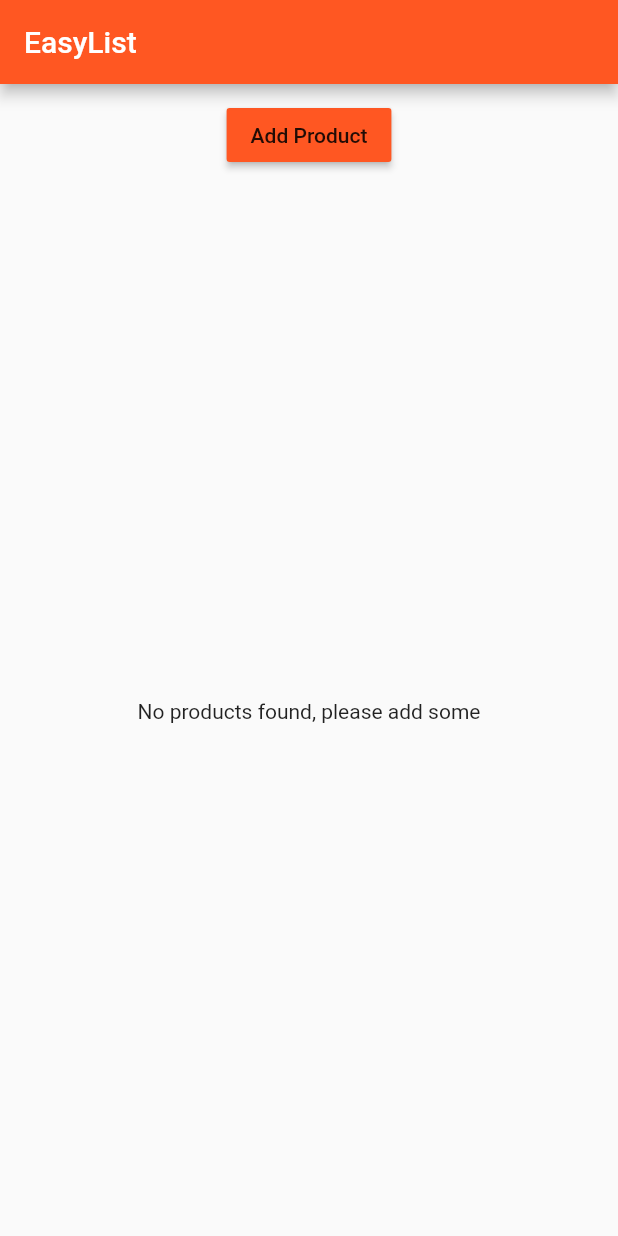
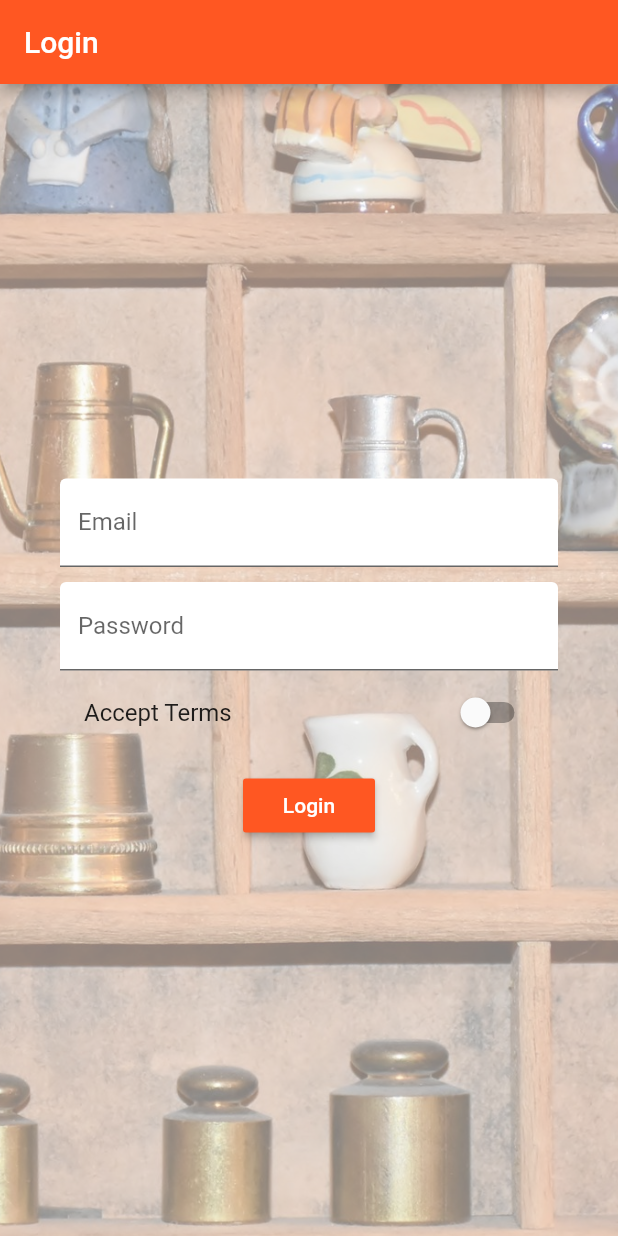
Before and after one commit to choitaeyoon/craigslist-clone, a Flutter app: the screen it shows after launch, on a phone screen of 412 x 824 dp. Run offline on Flutter 3.47's test engine with Material 2 defaults, Android fonts, the phone set to English and light mode, and no system bars.

Commit message:
Added routing in main and refactored

```diff
--- a/lib/main.dart
+++ b/lib/main.dart
@@ -1,20 +1,76 @@
 import 'package:flutter/material.dart';
+// import 'package:flutter/rendering.dart';
 
-import './product_manager.dart';
-import './pages/home.dart';
+import './pages/auth.dart';
+import './pages/products_admin.dart';
+import './pages/products.dart';
+import './pages/product.dart';
+
 void main() {
+  // debugPaintSizeEnabled = true;
   runApp(MyApp());
 }
 
-class MyApp extends StatelessWidget {
+class MyApp extends StatefulWidget {
+  @override
+  State<StatefulWidget> createState() {
+    // TODO: implement createState
+    return _MyAppState();
+  }
+}
+
+class _MyAppState extends State<MyApp> {
+  List<Map<String, dynamic>> _products = [];
+
+  void _addProduct(Map<String, dynamic> product) {
+    setState(() {
+      _products.add(product);
+    });
+    print(_products);
+  }
+
+  void _deleteProduct(int index) {
+    setState(() {
+      _products.removeAt(index);
+    });
+  }
+
   @override
   Widget build(BuildContext context) {
     return MaterialApp(
-        theme: ThemeData(
+      theme: ThemeData(
           primarySwatch: Colors.deepOrange,
-          accentColor: Colors.deepPurple
-        ),
-        home: HomePage(),
+          accentColor: Colors.deepPurple,
+          buttonColor: Colors.deepPurple
+          ),
+      // home: AuthPage(),
+      routes: {
+        '/': (BuildContext context) => AuthPage(),
+        '/products': (BuildContext context) => ProductsPage(_products),
+        '/admin': (BuildContext context) =>
+            ProductsAdminPage(_addProduct, _deleteProduct),
+      },
+
+      onGenerateRoute: (RouteSettings settings) {
+        final List<String> pathElements = settings.name.split('/');
+        if (pathElements[0] != '') return null;
+        if (pathElements[1] == 'product') {
+          final int index = int.parse(pathElements[2]);
+          return MaterialPageRoute<bool>(
+            builder: (BuildContext context) => ProductPage(
+                _products[index]['title'],
+                _products[index]['description'],
+                _products[index]['image'],
+                _products[index]['price'],
+                _products[index]['location']),
+          );
+        }
+        return null;
+      },
+      onUnknownRoute: (RouteSettings settings) {
+        return MaterialPageRoute(
+            builder: (BuildContext context) => ProductsPage(_products));
+      },
     );
   }
 }
--- /dev/null
+++ b/lib/pages/auth.dart
@@ -0,0 +1,95 @@
+import 'package:flutter/material.dart';
+import './products.dart';
+
+class AuthPage extends StatefulWidget {
+  @override
+  State<StatefulWidget> createState() {
+    // TODO: implement createState
+    return _AuthPageState();
+  }
+}
+
+class _AuthPageState extends State<AuthPage> {
+  String _emailValue;
+  String _passwordValue;
+  bool _acceptTerms = false;
+
+  DecorationImage _buildBackgroundImage() {
+    return  DecorationImage(
+              fit: BoxFit.cover,
+              colorFilter: ColorFilter.mode(
+                  Colors.black.withOpacity(0.5), BlendMode.dstATop),
+              image: AssetImage('assets/background.jpg'),
+            );
+  }
+
+  Widget _buildEmailField() {
+    return TextField(
+                  decoration: InputDecoration(labelText: 'Email', filled: true, fillColor: Colors.white),
+                  onChanged: (String emailValue) {
+                    setState(() {
+                      _emailValue = emailValue;
+                    });
+                  },
+                );
+  }
+
+  Widget _buildPasswordField() {
+    return TextField(
+                  decoration: InputDecoration(labelText: 'Password', filled: true, fillColor: Colors.white),
+                  obscureText: true,
+                  onChanged: (String passwordValue) {
+                    setState(() {
+                      _passwordValue = passwordValue;
+                    });
+                  },
+                );
+  }
+
+  Widget _buildAcceptSwitch() {
+    return SwitchListTile(
+                    value: _acceptTerms,
+                    onChanged: (bool value) {
+                      setState(() {
+                        _acceptTerms = value;
+                      });
+                    },
+                    title: Text('Accept Terms'));
+  }
+
+  void _submitForm() {
+     Navigator.pushReplacementNamed(context, '/products');
+  }
+  @override
+  Widget build(BuildContext context) {
+    final double deviceWidth = MediaQuery.of(context).size.width;
+    final targetWidth = deviceWidth > 768.0 ? 500.0 : deviceWidth * 0.95;
+    return Scaffold(
+        appBar: AppBar(
+          title: Text('Login'),
+        ),
+        body: Container(
+            decoration: BoxDecoration(
+                image: _buildBackgroundImage()),
+            padding: EdgeInsets.all(40.0),
+            child: Center(
+                child: SingleChildScrollView(
+                    child: Container(
+                      width: targetWidth,
+                      child: Column(
+              children: <Widget>[
+                _buildEmailField(),
+                SizedBox(height: 10.0),
+                _buildPasswordField(),
+                _buildAcceptSwitch(),
+                SizedBox(height: 10.0),
+                RaisedButton(
+                  child: Text('Login'),
+                  textColor: Colors.white,
+                  color: Theme.of(context).primaryColor,
+                  onPressed: _submitForm
+                )
+              ],
+            ))))));
+  }
+}
--- a/lib/pages/home.dart
+++ /dev/null
@@ -1,15 +0,0 @@
-import 'package:flutter/material.dart';
-
-import '../product_manager.dart';
-
-class HomePage extends StatelessWidget {
-  @override
-  Widget build(BuildContext context) {
-    return Scaffold(
-      appBar: AppBar(
-        title: Text('EasyList'),
-      ),
-      body: ProductManager(),
-    );
-  }
-}
--- a/lib/product_control.dart
+++ /dev/null
@@ -1,18 +0,0 @@
-import 'package:flutter/material.dart';
-
-class ProductControl extends StatelessWidget {
-  final Function addProduct;
-
-  ProductControl(this.addProduct);
-
-  @override
-  Widget build(BuildContext context) {
-    // TODO: implement build
-    return (RaisedButton(
-        color: Theme.of(context).primaryColor,
-        onPressed: () {
-          addProduct({'title': 'Chocolate', 'image': 'assets/food.jpg'});
-        },
-        child: Text('Add Product')));
-  }
-}
--- a/lib/product_manager.dart
+++ /dev/null
@@ -1,52 +0,0 @@
-import 'package:flutter/material.dart';
-
-import './products.dart';
-import './product_control.dart';
-
-class ProductManager extends StatefulWidget {
-  final Map<String, String> startingProduct;
-
-  ProductManager({this.startingProduct});
-
-  @override
-  State<StatefulWidget> createState() {
-    // TODO: implement createState
-    return _ProductManagerState();
-  }
-}
-
-class _ProductManagerState extends State<ProductManager> {
-  List<Map<String, String>> _products = [];
-
-  @override
-  void initState() {
-    super.initState();
-    if (widget.startingProduct != null) {
-      _products.add(widget.startingProduct);
-    }
-  }
-
-  @override
-  void didUpdateWidget(ProductManager oldWidget) {
-    // TODO: implement didUpdateWidget
-    super.didUpdateWidget(oldWidget);
-  }
-
-  void _addProducts(Map<String, String> product) {
-    setState(() {
-      _products.add(product);
-    });
-  }
-
-  @override
-  Widget build(BuildContext context) {
-    // TODO: implement build
-    return Column(children: [
-      Container(
-        margin: EdgeInsets.all(10.0),
-        child: ProductControl(_addProducts),
-      ),
-      Expanded(child: Products(_products))
-    ]);
-  }
-}
--- a/lib/products.dart
+++ /dev/null
@@ -1,53 +0,0 @@
-import 'package:flutter/material.dart';
-import './pages/product.dart';
-
-class Products extends StatelessWidget {
-  final List<Map<String, String>> products;
-
-  Products(this.products) {
-    print('[Products Widget] Constructor');
-  }
-
-  Widget _buildProductItem(BuildContext context, int index) {
-    return Card(
-      child: Column(
-        children: <Widget>[
-          Image.asset(products[index]['image']),
-          Text(products[index]['title']),
-          ButtonBar(
-            alignment: MainAxisAlignment.center,
-            children: <Widget>[
-              FlatButton(
-                  child: Text('Details'),
-                  onPressed: () => Navigator.push(
-                      context,
-                      MaterialPageRoute(
-                        builder: (BuildContext context) => ProductPage(
-                            products[index]['title'], products[index]['image']),
-                      )))
-            ],
-          )
-        ],
-      ),
-    );
-  }
-
-  Widget _buildProductList() {
-    Widget productCards;
-    if (products.length > 0) {
-      productCards = ListView.builder(
-        itemBuilder: _buildProductItem,
-        itemCount: products.length,
-      );
-    } else {
-      productCards = Center(child: Text('No products found, please add some'));
-    }
-    return productCards;
-  }
-
-  @override
-  Widget build(BuildContext context) {
-    print('[Products Widget] build()');
-    return _buildProductList();
-  }
-}
```
Also changed, not shown: lib/pages/product.dart (+42 -11 lines), lib/pages/product_create.dart (added, +99 -0 lines), lib/pages/product_list.dart (added, +8 -0 lines), lib/pages/products.dart (added, +41 -0 lines), lib/pages/products_admin.dart (added, +50 -0 lines), lib/widgets/products/location_tag.dart (added, +18 -0 lines), lib/widgets/products/price_tag.dart (added, +17 -0 lines), lib/widgets/products/product_card.dart (added, +60 -0 lines), lib/widgets/products/products.dart (added, +27 -0 lines), lib/widgets/ui_elements/title_default.dart (added, +16 -0 lines), pubspec.yaml (+6 -4 lines), assets/Oswald-Bold.ttf (added), assets/background.jpg (added), 1 other file.
